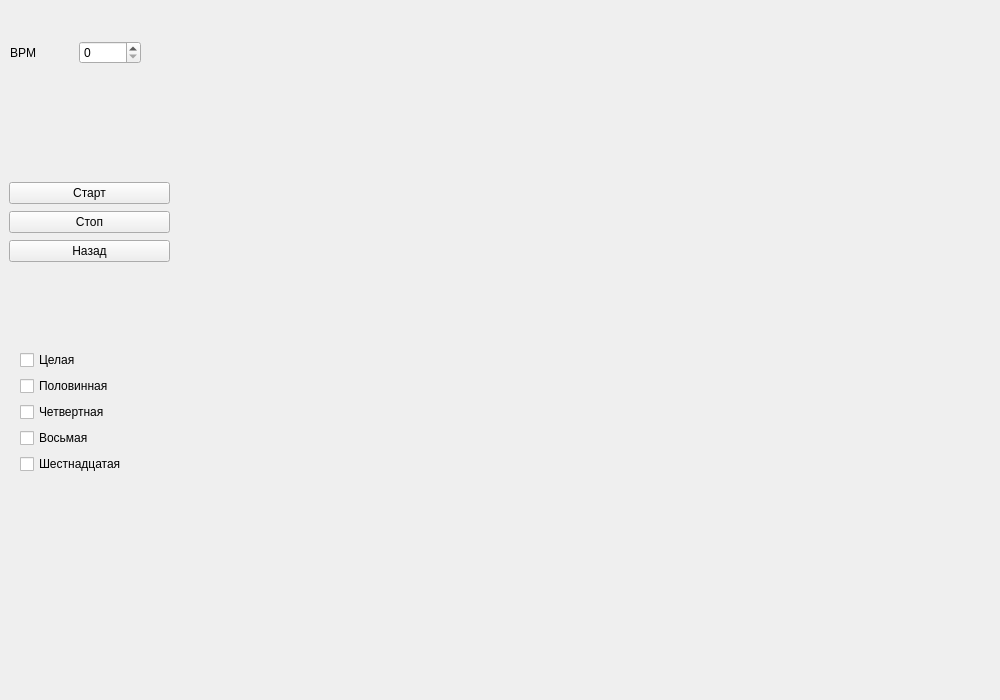
Old version of the form src/gui/exercises/exerciserhythmwidget.ui in the repository TFed555/music_trainer.
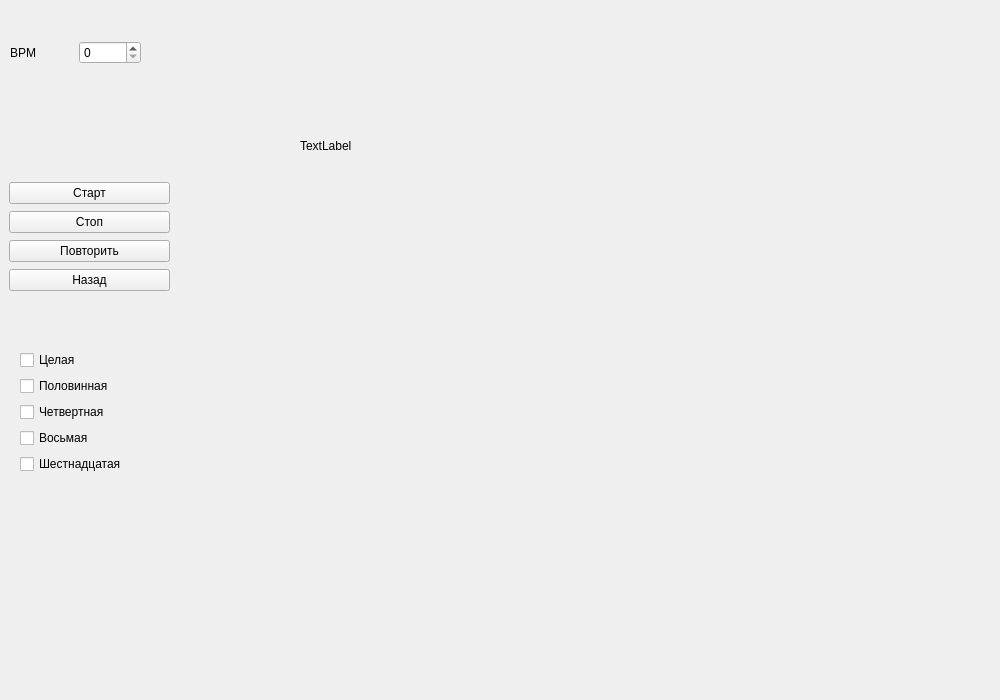
New version of the form.

```diff
--- a/src/gui/exercises/exerciserhythmwidget.ui
+++ b/src/gui/exercises/exerciserhythmwidget.ui
@@ -52,7 +52,7 @@
      <x>9</x>
      <y>181</y>
      <width>161</width>
-     <height>83</height>
+     <height>112</height>
     </rect>
    </property>
    <layout class="QVBoxLayout" name="manageLayout">
@@ -70,6 +70,13 @@
       </property>
      </widget>
     </item>
+    <item>
+     <widget class="QPushButton" name="replayBtn">
+      <property name="text">
+       <string>Повторить</string>
+      </property>
+     </widget>
+    </item>
     <item>
      <widget class="QPushButton" name="backBtn">
       <property name="text">
@@ -126,6 +133,32 @@
     </item>
    </layout>
   </widget>
+  <widget class="QLabel" name="descriptionLabel">
+   <property name="geometry">
+    <rect>
+     <x>300</x>
+     <y>80</y>
+     <width>451</width>
+     <height>131</height>
+    </rect>
+   </property>
+   <property name="text">
+    <string>TextLabel</string>
+   </property>
+  </widget>
+  <widget class="QLabel" name="modeLabel">
+   <property name="geometry">
+    <rect>
+     <x>360</x>
+     <y>270</y>
+     <width>311</width>
+     <height>20</height>
+    </rect>
+   </property>
+   <property name="text">
+    <string/>
+   </property>
+  </widget>
  </widget>
  <resources/>
  <connections/>
```
